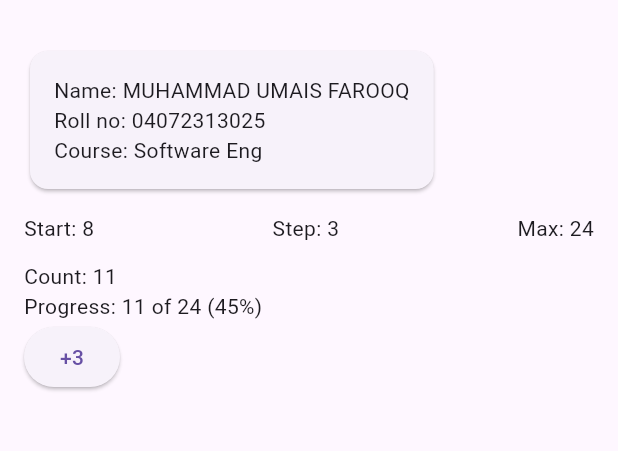
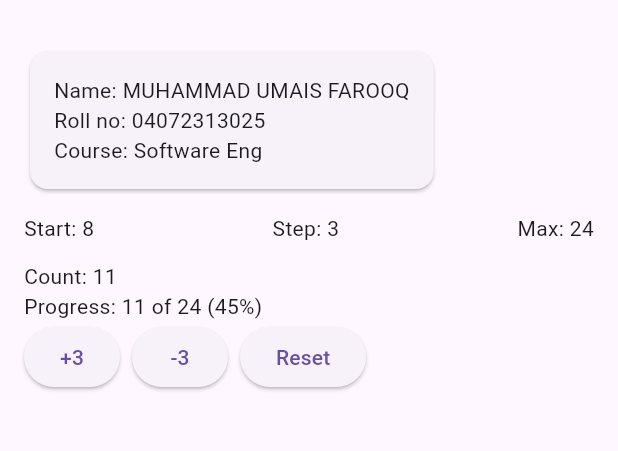
Before and after one commit to MalikUmais/flutter-tasks, a Flutter app: the screen it shows after launch, after a tap on an icon or button, on a phone screen of 412 x 824 dp, the part 63-514 px from its top. Run offline on Flutter 3.47's test engine with Material 3 defaults, Android fonts, the phone set to English and light mode, and no system bars.

Commit message:
Flutter lab: step 6

```diff
--- a/flutter_lab/lib/main.dart
+++ b/flutter_lab/lib/main.dart
@@ -138,10 +138,24 @@
   void _plus() {
     setState(() {
       _count += stepSize;
+      if (_count > maxCount) _count = maxCount;
     });
   }
+  void _minus(){
+    setState(() {
+      _count -= stepSize;
+      if (_count < 0) _count = 0;
+    });
+  }
+  void _reset() {
+    setState(() {
+      _count = startCount;
+    });
+  }
+
   @override
   Widget build(BuildContext context) {
+    //hot reload will preserver the state while hot restart will reset it. widget is immutable and state is the memory that preserves during rebuilds.
     return Column(
       crossAxisAlignment: CrossAxisAlignment.start,
       children: [
@@ -153,6 +167,18 @@
               key: const Key('plus'),
               onPressed: _plus,
               child: Text('+$stepSize'),
+            ),
+            const SizedBox(width: 8),
+            ElevatedButton(
+              key: const Key('minus'),
+              onPressed: _minus,
+              child: Text('-$stepSize'),
+            ),
+            const SizedBox(width: 8),
+            ElevatedButton(
+              key: const Key('reset'),
+              onPressed: _reset,
+              child: Text('Reset'),
             ),
           ],
         ),
```
